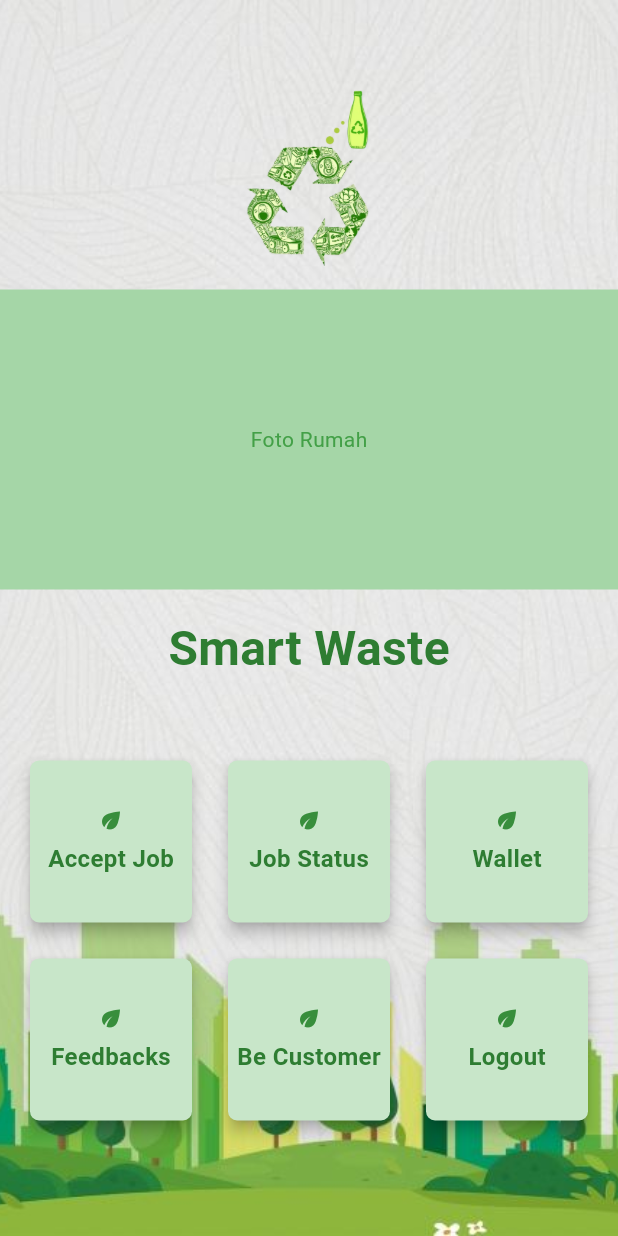
After one commit to Azucarz/Recycle-To-Money-Andriod, a Flutter app: the HomeWorkerPage screen opened directly, on a phone screen of 412 x 824 dp. The commit adds this screen. Run offline on Flutter 3.47's test engine with Material 3 defaults, Android fonts, the phone set to English and light mode, and no system bars; our stand-ins replace supabase_flutter; accounts and stored records are empty.

Commit message:
Worker Main Page
This will show worker main page

```diff
--- a/lib/login_page.dart
+++ b/lib/login_page.dart
@@ -1,5 +1,6 @@
 import 'package:flutter/material.dart';
 import 'package:smart_waste/profil_user_page.dart';
+import 'worker_main.dart';
 
 //customer page
 
@@ -150,7 +151,11 @@ class _LoginPageState extends State<LoginPage> {
                                   }
                                 } else if (email == 'worker@gmail.com') {
                                   if (password == 'worker') {
-
+                                   Navigator.push(
+                                      context,
+                                      MaterialPageRoute(
+                                          builder: (context) => HomeWorkerPage()),
+                                    );
                                     debugPrint("Worker logged in");
                                   } else {
                                     debugPrint("Incorrect password for worker");
--- /dev/null
+++ b/lib/worker_main.dart
@@ -0,0 +1,158 @@
+import 'package:flutter/material.dart';
+import 'package:smart_waste/login_page.dart';
+
+
+void main() {
+  runApp(SmartWorkerWasteApp());
+}
+
+class SmartWorkerWasteApp extends StatelessWidget {
+  const SmartWorkerWasteApp({super.key});
+
+  @override
+  Widget build(BuildContext context) {
+    return MaterialApp(
+      title: 'Smart Waste',
+      theme: ThemeData(
+        primarySwatch: Colors.green,
+        scaffoldBackgroundColor: Colors.green[50],
+      ),
+      home: HomeWorkerPage(),
+    );
+  }
+}
+
+class HomeWorkerPage extends StatelessWidget {
+  const HomeWorkerPage({super.key});
+
+  @override
+  Widget build(BuildContext context) {
+    // Daftar nama menu
+    final List<String> menuNames = [
+      'Accept Job',
+      'Job Status',
+      'Wallet',
+      'Feedbacks',
+      'Be Customer',
+      'Logout',
+    ];
+
+
+    return Scaffold(
+      body: Stack(
+        children: [
+          // Background image
+          Positioned.fill(
+            child: Image.asset(
+              'assets/image2/bg.jpg',
+              fit: BoxFit.cover, // Menyesuaikan background agar memenuhi layar
+            ),
+          ),
+          // Content di tengah
+          Center(
+            child: Column(
+              mainAxisAlignment: MainAxisAlignment.center,
+              children: [
+
+                // Logo di atas
+                Image.asset(
+                  'assets/image1/rc.jpg',
+                  width: 120,  // Sesuaikan ukuran logo
+                  height: 120,
+                ),
+                const SizedBox(height: 16), // Jarak antara logo dan tulisan
+                Container(
+                  width: double.infinity,
+                  height: 200,
+                  color: Colors.green[200], // Warna latar belakang untuk kotak foto
+                  child: Center(
+                    child: Text('Foto Rumah', style: TextStyle(color: Colors.green[600])),
+                  ),
+                ),
+                const SizedBox(height: 16),
+                // Tulisan "Smart Waste"
+                Text(
+                  'Smart Waste',
+                  style: TextStyle(
+                    fontSize: 32,
+                    fontWeight: FontWeight.bold,
+                    color: Colors.green[800],  // Warna teks hijau
+                  ),
+                ),
+                const SizedBox(height: 32), // Jarak antara teks dan grid
+                // Grid Menu
+                Padding(
+                  padding: const EdgeInsets.all(16.0),
+                  child: GridView.builder(
+                    shrinkWrap: true,  // Agar GridView bisa digabung dengan elemen lain
+                    gridDelegate: const SliverGridDelegateWithFixedCrossAxisCount(
+                      crossAxisCount: 3,
+                      mainAxisSpacing: 16,
+                      crossAxisSpacing: 16,
+                      childAspectRatio: 1,
+                    ),
+                    itemCount: menuNames.length,
+                    itemBuilder: (context, index) {
+                      return Card(
+                        color: Colors.green[100],
+                        elevation: 4,
+                        shape: RoundedRectangleBorder(
+                          borderRadius: BorderRadius.circular(6),
+                        ),
+                        child: InkWell(
+                          onTap: () {
+                            if (index == 0) {
+                              // Navigator.push(
+                              //   context,
+                              //   MaterialPageRoute(
+                              //     builder: (context) => const RequestPickupPage(),
+                              //   ),
+                              // );
+                            }
+                            if (index == 5) {
+                              Navigator.push(
+                                context,
+                                MaterialPageRoute(
+                                  builder: (context) => LoginPage(),
+
+                                ),
+
+                              );
+                              debugPrint('Clear Cache');
+                              debugPrint('Clear Temporary Memory');
+                              debugPrint('Successful Logout');
+                            }
+                            // Tambahkan logika untuk menu lainnya jika perlu
+                          },
+                          child: Column(
+                            mainAxisAlignment: MainAxisAlignment.center,
+                            children: [
+                              Icon(
+                                Icons.eco,
+                                size: 18,
+                                color: Colors.green[700],
+                              ),
+                              const SizedBox(height: 5),
+                              Text(
+                                menuNames[index],
+                                style: TextStyle(
+                                  fontSize: 16,
+                                  color: Colors.green[800],
+                                  fontWeight: FontWeight.bold,
+                                ),
+                              ),
+                            ],
+                          ),
+                        ),
+                      );
+                    },
+                  ),
+                ),
+              ],
+            ),
+          ),
+        ],
+      ),
+    );
+  }
+}
--- a/pubspec.yaml
+++ b/pubspec.yaml
@@ -35,6 +35,7 @@ dependencies:
   # The following adds the Cupertino Icons font to your application.
   # Use with the CupertinoIcons class for iOS style icons.
   cupertino_icons: ^1.0.8
+  flutter_map: ^7.0.2
 
 dev_dependencies:
   flutter_test:
```
Also changed, not shown: assets/image3/location.png (added), pubspec.lock.
